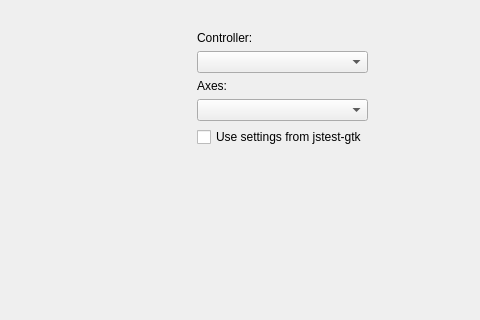
Old version of the form src/calibration.ui in the repository AntiMicroX/antimicrox; both pictures show x 120 to 600 and y 0 to 320 of the 600 by 800 pixel window.
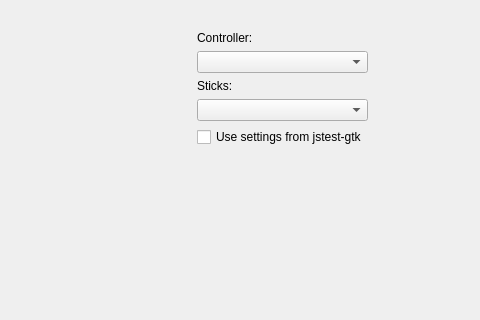
New version of the form. Custom widgets are drawn as their Qt base class.

```diff
--- a/src/calibration.ui
+++ b/src/calibration.ui
@@ -129,7 +129,7 @@
          <item>
           <widget class="QLabel" name="label_2">
            <property name="text">
-            <string>Axes:</string>
+            <string>Sticks:</string>
            </property>
           </widget>
          </item>
```
